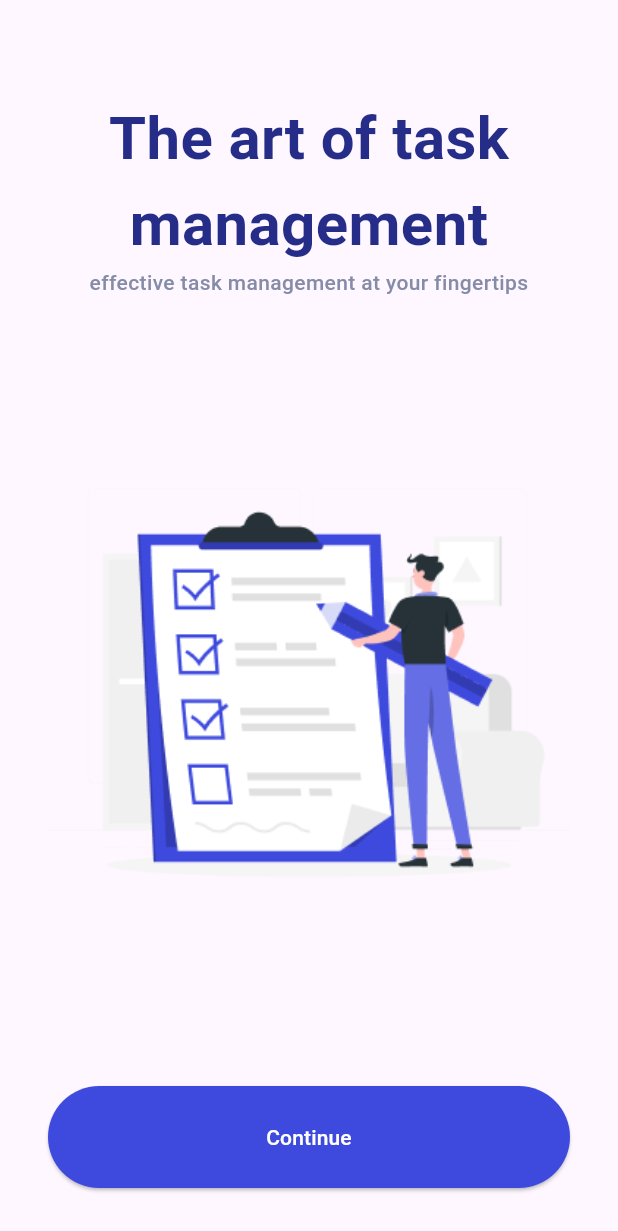
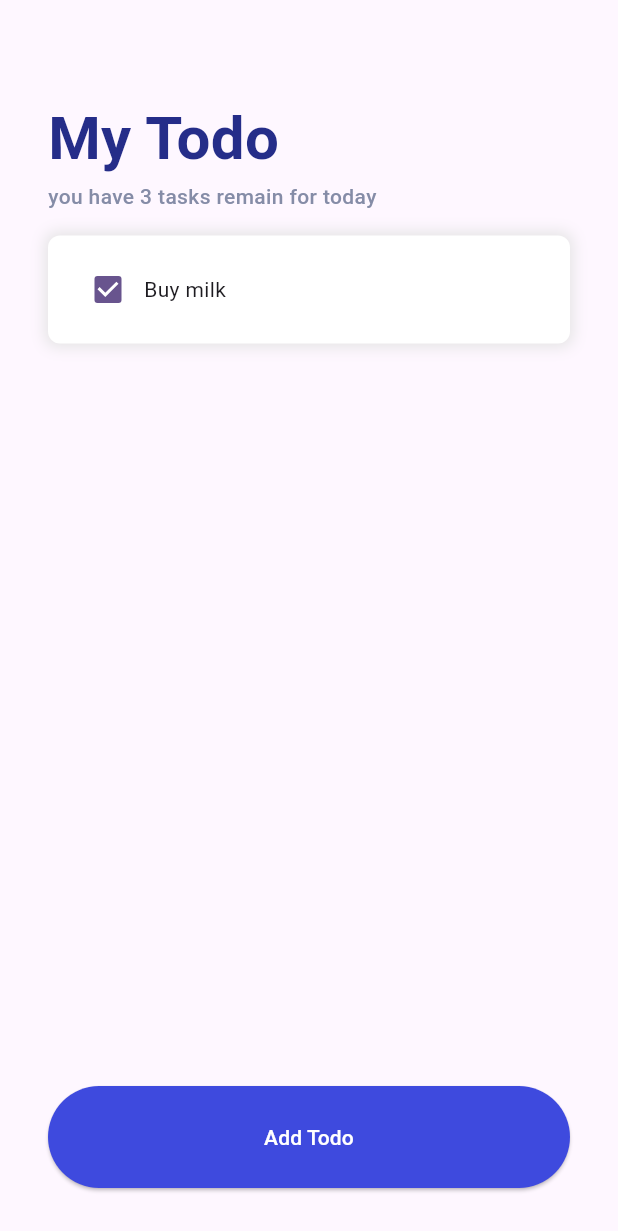
Before and after one commit to PattaraponLertratananont/course-intern-flutter, a Flutter app: the screen it shows after launch, after a tap on "Continue", on a phone screen of 412 x 824 dp. Shown: the top 1231 px of the screen. Run offline on Flutter 3.47's test engine with Material 2 defaults, Android fonts, the phone set to English and light mode, and no system bars.

Commit message:
[Todo] add todo page

```diff
--- a/lib/main.dart
+++ b/lib/main.dart
@@ -1,6 +1,9 @@
 // ignore_for_file: prefer_const_constructors
 
+import 'package:course_intern/todo.dart';
 import 'package:flutter/material.dart';
+
+import 'widgets/button.dart';
 
 void main() {
   runApp(const MyApp());
@@ -17,6 +20,9 @@
         colorScheme: ColorScheme.fromSeed(seedColor: Colors.deepPurple),
         useMaterial3: true,
       ),
+      routes: {
+        "/todo": (context) => TodoPage(),
+      },
       home: const MyHomePage(title: 'Flutter Demo Home Page'),
     );
   }
@@ -60,25 +66,11 @@
               textAlign: TextAlign.center,
             ),
             Expanded(child: Image.asset("images/check-list.png")),
-            ElevatedButton(
-              onPressed: () {},
-              style: ElevatedButton.styleFrom(
-                backgroundColor: Color(0xff3E4ADE),
-                shape: RoundedRectangleBorder(
-                  borderRadius: BorderRadius.circular(40),
-                ),
-              ),
-              child: Container(
-                width: MediaQuery.of(context).size.width,
-                padding: EdgeInsets.symmetric(vertical: 24),
-                child: Text(
-                  "Continue",
-                  style: TextStyle(
-                    color: Colors.white,
-                  ),
-                  textAlign: TextAlign.center,
-                ),
-              ),
+            Button(
+              label: "Continue",
+              onPressed: () {
+                Navigator.of(context).pushNamed("/todo");
+              },
             )
           ],
         ),
--- /dev/null
+++ b/lib/todo.dart
@@ -0,0 +1,79 @@
+// ignore_for_file: prefer_const_literals_to_create_immutables, prefer_const_constructors, avoid_unnecessary_containers
+
+import 'package:flutter/material.dart';
+import 'widgets/button.dart';
+
+class TodoPage extends StatefulWidget {
+  const TodoPage({super.key});
+
+  @override
+  State<TodoPage> createState() => _TodoPageState();
+}
+
+class _TodoPageState extends State<TodoPage> {
+  @override
+  Widget build(BuildContext context) {
+    return Scaffold(
+      body: Container(
+        padding: EdgeInsets.only(top: 64, bottom: 32, left: 32, right: 32),
+        child: Column(
+          crossAxisAlignment: CrossAxisAlignment.start,
+          children: [
+            title(),
+            description(),
+            SizedBox(height: 16, width: 1),
+            Container(
+              padding: EdgeInsets.symmetric(vertical: 12, horizontal: 16),
+              decoration: BoxDecoration(
+                color: Colors.white,
+                borderRadius: BorderRadius.circular(8),
+                boxShadow: [
+                  BoxShadow(
+                    color: Color.fromARGB(255, 228, 228, 228),
+                    blurRadius: 8,
+                    spreadRadius: 2,
+                  )
+                ],
+              ),
+              child: Row(
+                children: [
+                  Checkbox(value: true, onChanged: (check) {}),
+                  Text("Buy milk")
+                ],
+              ),
+            ),
+            Expanded(child: Container()),
+            Button(
+              label: "Add Todo",
+              onPressed: () {},
+            )
+          ],
+        ),
+      ),
+    );
+  }
+
+  Text description() {
+    return Text(
+      "you have 3 tasks remain for today",
+      style: TextStyle(
+        color: Color(0xff858CA7),
+        fontSize: 14,
+        fontWeight: FontWeight.w500,
+      ),
+      textAlign: TextAlign.left,
+    );
+  }
+
+  Text title() {
+    return Text(
+      "My Todo",
+      style: TextStyle(
+        color: Color(0xff252D89),
+        fontWeight: FontWeight.bold,
+        fontSize: 40,
+      ),
+      textAlign: TextAlign.left,
+    );
+  }
+}
--- /dev/null
+++ b/lib/widgets/button.dart
@@ -0,0 +1,31 @@
+import 'package:flutter/material.dart';
+
+class Button extends StatelessWidget {
+  final String label;
+  final Function() onPressed;
+  const Button({super.key, required this.label, required this.onPressed});
+
+  @override
+  Widget build(BuildContext context) {
+    return ElevatedButton(
+      onPressed: onPressed,
+      style: ElevatedButton.styleFrom(
+        backgroundColor: const Color(0xff3E4ADE),
+        shape: RoundedRectangleBorder(
+          borderRadius: BorderRadius.circular(40),
+        ),
+      ),
+      child: Container(
+        width: MediaQuery.of(context).size.width,
+        padding: const EdgeInsets.symmetric(vertical: 24),
+        child: Text(
+          label,
+          style: const TextStyle(
+            color: Colors.white,
+          ),
+          textAlign: TextAlign.center,
+        ),
+      ),
+    );
+  }
+}
```
